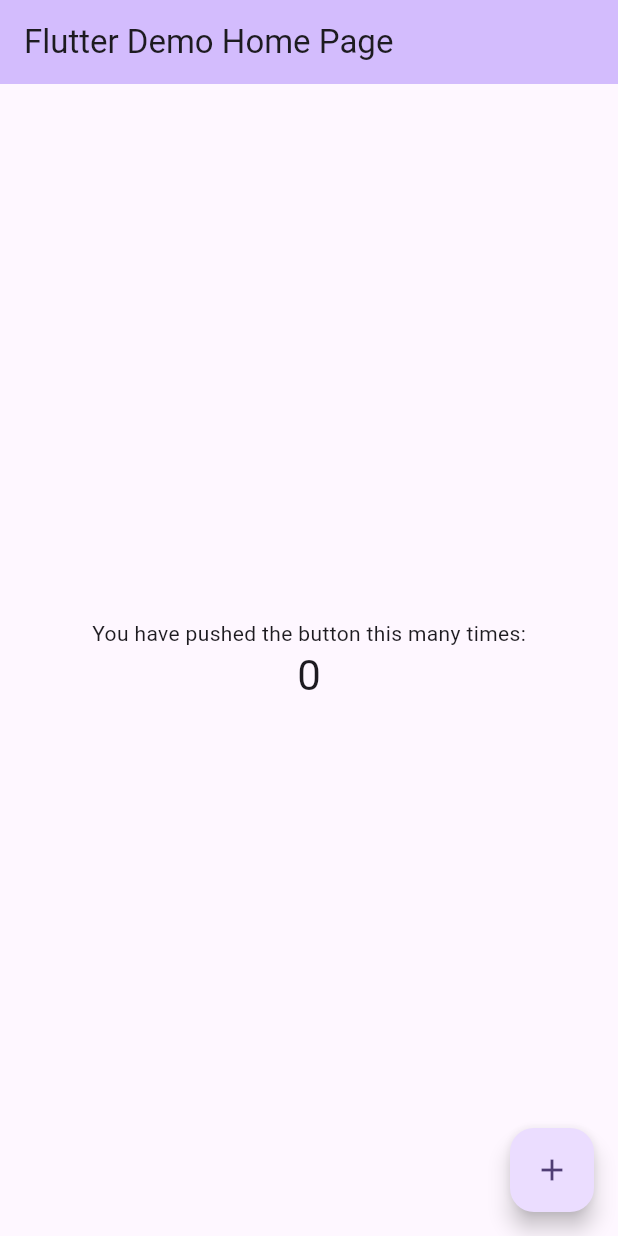
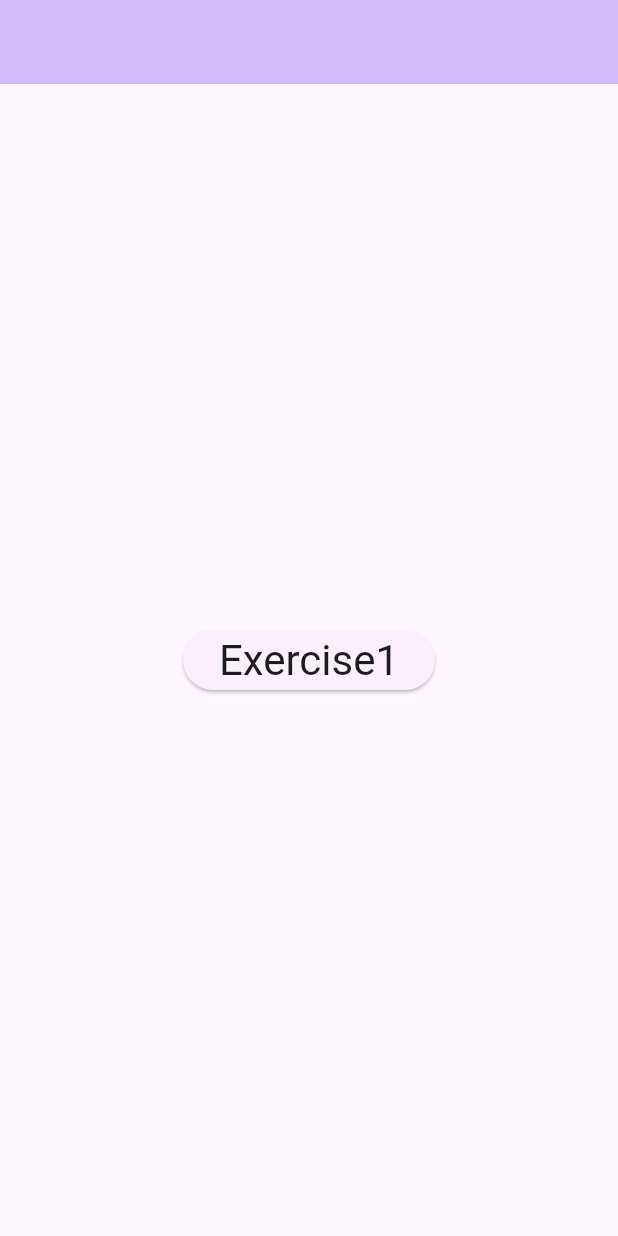
Before and after one commit to Pregum/auto_route_100_exercise, a Flutter app: the screen it shows after launch, on a phone screen of 412 x 824 dp. Run offline on Flutter 3.47's test engine with Material 3 defaults, Android fonts, the light colour scheme and no system bars; our stand-ins replace auto_route.

Commit message:
update: auto_routeとauto_route_generatorとbuild_runnerを追加し、exercise1の実装途中

```diff
--- /dev/null
+++ b/lib/exercises/section1/section1_router.dart
@@ -0,0 +1,16 @@
+import 'package:auto_route/auto_route.dart';
+import 'package:auto_route_100_exercise/exercises/section1/exercise1.dart';
+import 'package:auto_route_100_exercise/main.dart';
+import 'package:flutter/material.dart';
+
+part 'section1_router.gr.dart';
+
+@AutoRouterConfig(replaceInRouteName: 'Page,Route')
+class Section1Router extends _$Section1Router {
+  @override
+  List<AutoRoute> get routes {
+    return [
+      AutoRoute(page: Exercise1Route1.page),
+    ];
+  }
+}
--- a/lib/main.dart
+++ b/lib/main.dart
@@ -1,125 +1,71 @@
+import 'package:auto_route/auto_route.dart';
+import 'package:auto_route_100_exercise/main_router.dart';
 import 'package:flutter/material.dart';
 
 void main() {
-  runApp(const MyApp());
+  runApp(MyApp());
 }
 
 class MyApp extends StatelessWidget {
-  const MyApp({super.key});
+  MyApp({super.key});
 
-  // This widget is the root of your application.
+  final _mainRouter = MainRouter();
+
   @override
   Widget build(BuildContext context) {
-    return MaterialApp(
-      title: 'Flutter Demo',
+    // return MaterialApp(
+    //   title: 'Flutter auto_route 100 Exercises',
+    //   theme: ThemeData(
+    //     colorScheme: ColorScheme.fromSeed(seedColor: Colors.deepPurple),
+    //     useMaterial3: true,
+    //   ),
+    //   // routerConfig: _mainRouter.config(),
+    //   home: const MyHomePage(title: 'Flutter auto_route 100 Exercises'),
+    // );
+    return MaterialApp.router(
+      title: 'Flutter auto_route 100 Exercises',
       theme: ThemeData(
-        // This is the theme of your application.
-        //
-        // TRY THIS: Try running your application with "flutter run". You'll see
-        // the application has a purple toolbar. Then, without quitting the app,
-        // try changing the seedColor in the colorScheme below to Colors.green
-        // and then invoke "hot reload" (save your changes or press the "hot
-        // reload" button in a Flutter-supported IDE, or press "r" if you used
-        // the command line to start the app).
-        //
-        // Notice that the counter didn't reset back to zero; the application
-        // state is not lost during the reload. To reset the state, use hot
-        // restart instead.
-        //
-        // This works for code too, not just values: Most code changes can be
-        // tested with just a hot reload.
         colorScheme: ColorScheme.fromSeed(seedColor: Colors.deepPurple),
         useMaterial3: true,
       ),
-      home: const MyHomePage(title: 'Flutter Demo Home Page'),
+      routerConfig: _mainRouter.config(),
+      // home: const MyHomePage(title: 'Flutter auto_route 100 Exercises'),
     );
   }
 }
 
+@RoutePage()
 class MyHomePage extends StatefulWidget {
-  const MyHomePage({super.key, required this.title});
-
-  // This widget is the home page of your application. It is stateful, meaning
-  // that it has a State object (defined below) that contains fields that affect
-  // how it looks.
-
-  // This class is the configuration for the state. It holds the values (in this
-  // case the title) provided by the parent (in this case the App widget) and
-  // used by the build method of the State. Fields in a Widget subclass are
-  // always marked "final".
-
-  final String title;
+  const MyHomePage({super.key});
 
   @override
   State<MyHomePage> createState() => _MyHomePageState();
 }
 
 class _MyHomePageState extends State<MyHomePage> {
-  int _counter = 0;
-
-  void _incrementCounter() {
-    setState(() {
-      // This call to setState tells the Flutter framework that something has
-      // changed in this State, which causes it to rerun the build method below
-      // so that the display can reflect the updated values. If we changed
-      // _counter without calling setState(), then the build method would not be
-      // called again, and so nothing would appear to happen.
-      _counter++;
-    });
-  }
-
   @override
   Widget build(BuildContext context) {
-    // This method is rerun every time setState is called, for instance as done
-    // by the _incrementCounter method above.
-    //
-    // The Flutter framework has been optimized to make rerunning build methods
-    // fast, so that you can just rebuild anything that needs updating rather
-    // than having to individually change instances of widgets.
     return Scaffold(
       appBar: AppBar(
-        // TRY THIS: Try changing the color here to a specific color (to
-        // Colors.amber, perhaps?) and trigger a hot reload to see the AppBar
-        // change color while the other colors stay the same.
         backgroundColor: Theme.of(context).colorScheme.inversePrimary,
-        // Here we take the value from the MyHomePage object that was created by
-        // the App.build method, and use it to set our appbar title.
-        title: Text(widget.title),
+        // title: Text(''),
       ),
       body: Center(
-        // Center is a layout widget. It takes a single child and positions it
-        // in the middle of the parent.
         child: Column(
-          // Column is also a layout widget. It takes a list of children and
-          // arranges them vertically. By default, it sizes itself to fit its
-          // children horizontally, and tries to be as tall as its parent.
-          //
-          // Column has various properties to control how it sizes itself and
-          // how it positions its children. Here we use mainAxisAlignment to
-          // center the children vertically; the main axis here is the vertical
-          // axis because Columns are vertical (the cross axis would be
-          // horizontal).
-          //
-          // TRY THIS: Invoke "debug painting" (choose the "Toggle Debug Paint"
-          // action in the IDE, or press "p" in the console), to see the
-          // wireframe for each widget.
           mainAxisAlignment: MainAxisAlignment.center,
           children: <Widget>[
-            const Text(
-              'You have pushed the button this many times:',
-            ),
-            Text(
-              '$_counter',
-              style: Theme.of(context).textTheme.headlineMedium,
+            ElevatedButton(
+              child: Text(
+                'Exercise1',
+                style: Theme.of(context).textTheme.headlineMedium,
+              ),
+              onPressed: () {
+                context.pushRoute(const Exercise1Route1());
+              },
             ),
           ],
         ),
       ),
-      floatingActionButton: FloatingActionButton(
-        onPressed: _incrementCounter,
-        tooltip: 'Increment',
-        child: const Icon(Icons.add),
-      ), // This trailing comma makes auto-formatting nicer for build methods.
     );
   }
 }
--- /dev/null
+++ b/lib/main_router.dart
@@ -0,0 +1,18 @@
+import 'package:auto_route/auto_route.dart';
+import 'package:auto_route_100_exercise/exercises/section1/exercise1.dart';
+import 'package:auto_route_100_exercise/exercises/section1/section1_router.dart';
+import 'package:auto_route_100_exercise/main.dart';
+
+part 'main_router.gr.dart';
+
+@AutoRouterConfig(replaceInRouteName: 'Page,Route')
+class MainRouter extends _$MainRouter {
+  @override
+  List<AutoRoute> get routes => [
+        AutoRoute(
+          page: MyHomeRoute.page,
+          initial: true,
+        ),
+        ...Section1Router().routes,
+      ];
+}
--- a/pubspec.yaml
+++ b/pubspec.yaml
@@ -35,6 +35,9 @@ dependencies:
   # The following adds the Cupertino Icons font to your application.
   # Use with the CupertinoIcons class for iOS style icons.
   cupertino_icons: ^1.0.6
+  auto_route: ^8.1.3
+  build_runner: ^2.4.10
+  auto_route_generator: ^8.0.0
 
 dev_dependencies:
   flutter_test:
```
Also changed, not shown: lib/exercises/section1/exercise1.dart (added, +22 -0 lines), lib/exercises/section1/section1_router.gr.dart (added), lib/main_router.gr.dart (added), pubspec.lock.
